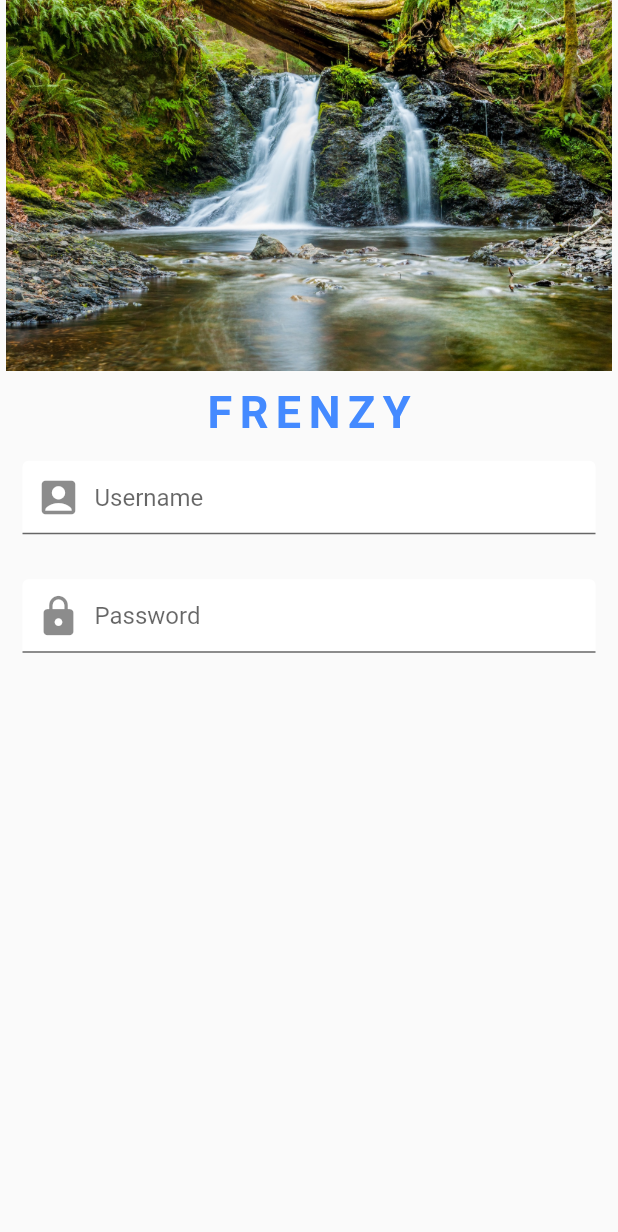
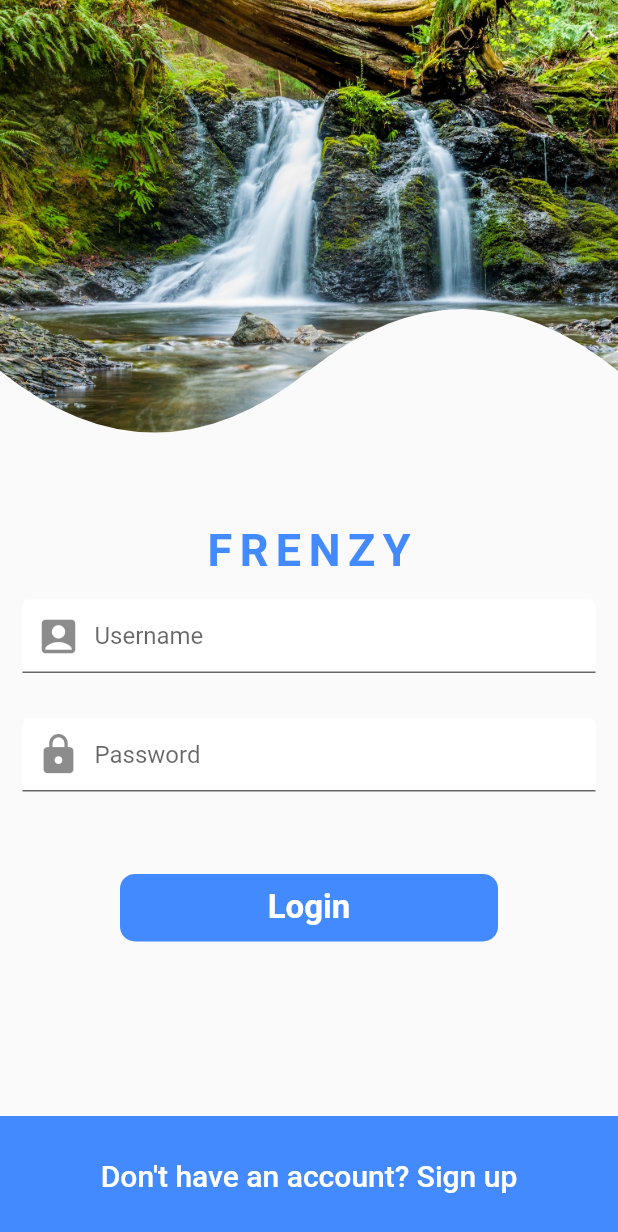
Before and after one commit to Syedzainjeelani/frenzy_social_media_app, a Flutter app: the screen it shows after launch, on a phone screen of 412 x 824 dp. Shown: the top 1232 px of the screen. Run offline on Flutter 3.47's test engine with Material 2 defaults, Android fonts, the phone set to English and light mode, and no system bars.

Commit message:
Complete Login Screen

```diff
--- a/lib/helpers/login_image_clipper.dart
+++ b/lib/helpers/login_image_clipper.dart
@@ -3,7 +3,14 @@ import 'package:flutter/material.dart';
 class LoginImageClipper extends CustomClipper<Path> {
   @override
   Path getClip(Size size) {
-    return Path();
+    Path path = Path();
+    path.lineTo(0, size.height * 0.75);
+    path.quadraticBezierTo(
+        size.width * 0.25, size.height, size.width * 0.5, size.height * 0.75);
+    path.quadraticBezierTo(
+        size.width * 0.75, size.height * 0.5, size.width, size.height * 0.75);
+    path.lineTo(size.width, 0);
+    return path;
   }
 
   @override
--- a/lib/screens/login_screen.dart
+++ b/lib/screens/login_screen.dart
@@ -1,4 +1,5 @@
 import 'package:flutter/material.dart';
+import 'package:flutter_social_ui/helpers/login_image_clipper.dart';
 
 class LoginScreen extends StatelessWidget {
   @override
@@ -9,13 +10,16 @@ class LoginScreen extends StatelessWidget {
           height: MediaQuery.of(context).size.height,
           child: Column(
             children: [
-              Image(
-                image: AssetImage('assets/images/login_background.jpg'),
-                height: MediaQuery.of(context).size.height * 0.3,
-                fit: BoxFit.cover,
+              ClipPath(
+                clipper: LoginImageClipper(),
+                child: Image(
+                  image: AssetImage('assets/images/login_background.jpg'),
+                  height: MediaQuery.of(context).size.height * 0.4,
+                  fit: BoxFit.cover,
+                ),
               ),
               SizedBox(
-                height: 10,
+                height: 20,
               ),
               Text(
                 'FRENZY',
@@ -56,6 +60,51 @@ class LoginScreen extends StatelessWidget {
                   obscureText: true,
                 ),
               ),
+              SizedBox(
+                height: 40.0,
+              ),
+              GestureDetector(
+                onTap: () {},
+                child: Container(
+                  height: 45.0,
+                  alignment: Alignment.center,
+                  margin: EdgeInsets.symmetric(horizontal: 80),
+                  decoration: BoxDecoration(
+                    color: Theme.of(context).primaryColor,
+                    borderRadius: BorderRadius.circular(10),
+                  ),
+                  child: Text(
+                    'Login',
+                    style: TextStyle(
+                        color: Colors.white,
+                        fontSize: 22,
+                        fontWeight: FontWeight.w600),
+                  ),
+                ),
+              ),
+              // Expanded(
+              //     child: SizedBox(
+              //   height: 50,
+              // )),
+              Expanded(
+                child: Align(
+                  alignment: FractionalOffset.bottomCenter,
+                  child: Container(
+                    height: 80,
+                    alignment: Alignment.center,
+                    width: double.infinity,
+                    decoration:
+                        BoxDecoration(color: Theme.of(context).primaryColor),
+                    child: Text(
+                      'Don\'t have an account? Sign up',
+                      style: TextStyle(
+                          color: Colors.white,
+                          fontSize: 20,
+                          fontWeight: FontWeight.w500),
+                    ),
+                  ),
+                ),
+              ),
             ],
           ),
         ),
```
